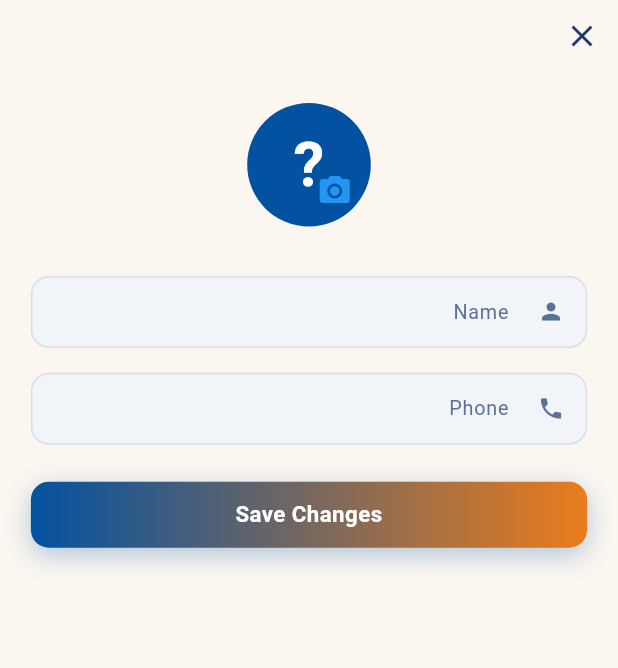
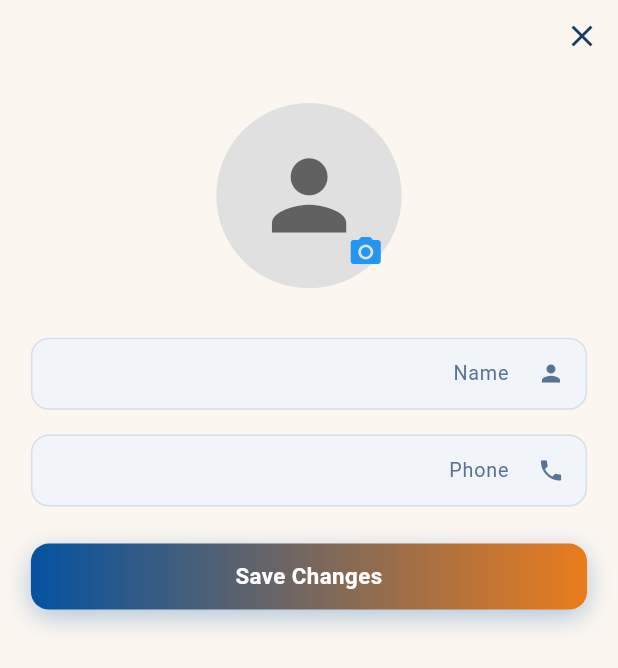
Before and after one commit to SalmaHamedd/Jadal, a Flutter app: the EditProfileScreen screen opened directly with empty values, on a phone screen of 412 x 824 dp. Shown: the top 668 px of the screen. Run offline on Flutter 3.47's test engine with Material 3 defaults, Android fonts, the phone set to English and light mode, and no system bars; our stand-ins replace audioplayers, bloc, equatable, fl_chart, flutter_bloc, fpdart and 6 more; missing offline and left inert: encrypt, livekit_client; accounts and stored records are empty; Roboto replaces fonts that are missing (Cairo); statements that could not run were skipped.

Commit message:
delete duplicate code (delete colors, message service)

```diff
--- a/lib/core/colors.dart
+++ /dev/null
@@ -1,11 +0,0 @@
-import 'package:flutter/material.dart';
-
-class AppColors {
-  static const Color primaryblue = Color(0xFF0352A1);
-  static const Color primaryorange = Color(0xFFEA7C1C);
-  static const Color deepblue = Color(0xFF1A3868);
-  static const Color warmorange = Color(0xFF895541);
-  static const Color lightbackground = Color(0xFFFAFAFA);
-  static const Color darkbackground = Color(0xFF0F172A);
-  static const Color secondarybackground = Color(0xFF1E293B);
-}
--- a/lib/features/profile/presentation/screens/edit_profile_screen.dart
+++ b/lib/features/profile/presentation/screens/edit_profile_screen.dart
@@ -3,7 +3,7 @@ import 'package:flutter/material.dart';
 import 'package:flutter_bloc/flutter_bloc.dart';
 import 'package:image_picker/image_picker.dart';
 import 'package:jadal_app/core/extensions/responsive_extension.dart';
-import 'package:jadal_app/core/services/message_service.dart';
+import 'package:jadal_app/core/widgets/jadal_snack_bar.dart';
 import 'package:jadal_app/features/auth/presentation/widgets/auth_button.dart';
 import 'package:jadal_app/features/auth/presentation/widgets/auth_text_field.dart';
 import 'package:jadal_app/features/profile/data/repositories/profile_repository.dart';
@@ -14,7 +14,7 @@ import 'package:permission_handler/permission_handler.dart';
 class EditProfileScreen extends StatefulWidget {
   final String currentName;
   final String currentPhone;
-  final String? currentAvatarUrl; // optional, if you have it
+  final String? currentAvatarUrl;
 
   const EditProfileScreen({
     super.key,
@@ -32,7 +32,7 @@ class _EditProfileScreenState extends State<EditProfileScreen> {
   late final TextEditingController _phoneController;
   late final EditProfileCubit _cubit;
   final ImagePicker _picker = ImagePicker();
-  String? _avatarUrl; // local copy for immediate UI update
+  String? _avatarUrl;
 
   @override
   void initState() {
@@ -76,7 +76,7 @@ class _EditProfileScreenState extends State<EditProfileScreen> {
       if (!status.isGranted) {
         final requested = await Permission.camera.request();
         if (!requested.isGranted) {
-          MessageService.showError(context, 'Camera permission required');
+          JadalSnackBar.show(context, 'Camera permission required', type: SnackBarType.error);
           return;
         }
       }
@@ -100,19 +100,15 @@ class _EditProfileScreenState extends State<EditProfileScreen> {
           bloc: _cubit,
           listener: (context, state) {
             if (state is EditProfileSuccess) {
-              MessageService.showSuccess(
-                context,
-                'Profile updated successfully',
-              );
+              JadalSnackBar.show(context, 'Profile updated successfully', type: SnackBarType.success);
               Navigator.pop(context, state.updatedProfile);
             } else if (state is EditProfileError) {
-              MessageService.showError(context, state.message);
+              JadalSnackBar.show(context, state.message, type: SnackBarType.error);
             } else if (state is EditProfileAvatarUploaded) {
-              // Update local avatar URL and show success
               setState(() {
                 _avatarUrl = state.newAvatarUrl;
               });
-              MessageService.showSuccess(context, 'Avatar updated');
+              JadalSnackBar.show(context, 'Avatar updated', type: SnackBarType.success);
             }
           },
           builder: (context, state) {
--- a/lib/features/profile/presentation/widgets/profile_avatar.dart
+++ b/lib/features/profile/presentation/widgets/profile_avatar.dart
@@ -1,5 +1,4 @@
 import 'package:flutter/material.dart';
-import 'package:jadal_app/core/colors.dart';
 import 'package:jadal_app/core/extensions/responsive_extension.dart';
 
 class ProfileAvatar extends StatelessWidget {
@@ -10,18 +9,24 @@ class ProfileAvatar extends StatelessWidget {
 
   @override
   Widget build(BuildContext context) {
+    if (avatarUrl != null && avatarUrl!.isNotEmpty) {
+      return CircleAvatar(
+        radius: context.wp(15),
+        backgroundImage: NetworkImage(avatarUrl!),
+        backgroundColor: Colors.grey[200],
+        child: null,
+      );
+    }
+
+
     return CircleAvatar(
-      radius: context.wp(10),
-      backgroundColor: AppColors.primaryblue,
-      backgroundImage: avatarUrl != null && avatarUrl!.isNotEmpty
-          ? NetworkImage(avatarUrl!)
-          : null,
-      child: (avatarUrl == null || avatarUrl!.isEmpty)
-          ? Text(
-              name.isNotEmpty ? name[0].toUpperCase() : '?',
-              style: TextStyle(fontSize: context.wp(10), color: Colors.white),
-            )
-          : null,
+      radius: context.wp(15),
+      backgroundColor: Colors.grey[300],
+      child: Icon(
+        Icons.person,
+        size: context.wp(18),
+        color: Colors.grey[700],
+      ),
     );
   }
 }
--- a/lib/features/profile/presentation/widgets/profile_info_card.dart
+++ b/lib/features/profile/presentation/widgets/profile_info_card.dart
@@ -1,5 +1,5 @@
 import 'package:flutter/material.dart';
-import 'package:jadal_app/core/colors.dart';
+import 'package:jadal_app/core/theme/app_colors.dart';
 import 'package:jadal_app/core/extensions/responsive_extension.dart';
 
 class ProfileInfoCard extends StatelessWidget {
@@ -21,7 +21,7 @@ class ProfileInfoCard extends StatelessWidget {
       margin: EdgeInsets.only(bottom: context.hp(1.5)),
       shape: RoundedRectangleBorder(borderRadius: BorderRadius.circular(12)),
       child: ListTile(
-        leading: Icon(icon, color: AppColors.primaryblue),
+        leading: Icon(icon, color: JadalColors.primaryBlue),
         title: Text(label, style: const TextStyle(fontWeight: FontWeight.w500)),
         subtitle: Text(value),
       ),
```
Also changed, not shown: lib/core/services/message_service.dart (deleted, +0 -46 lines), lib/features/profile/presentation/screens/change_password_screen.dart (+5 -8 lines), lib/features/profile/presentation/screens/profile_screen.dart (+4 -6 lines), lib/features/profile/presentation/widgets/profile_action_button.dart (+5 -5 lines).
